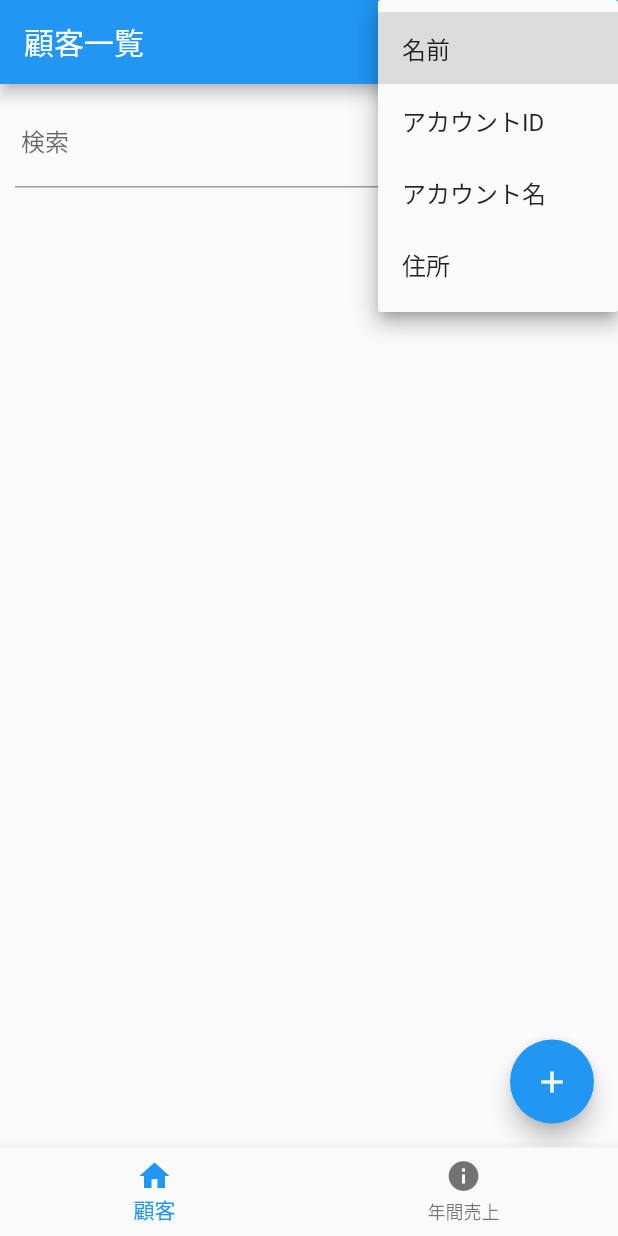
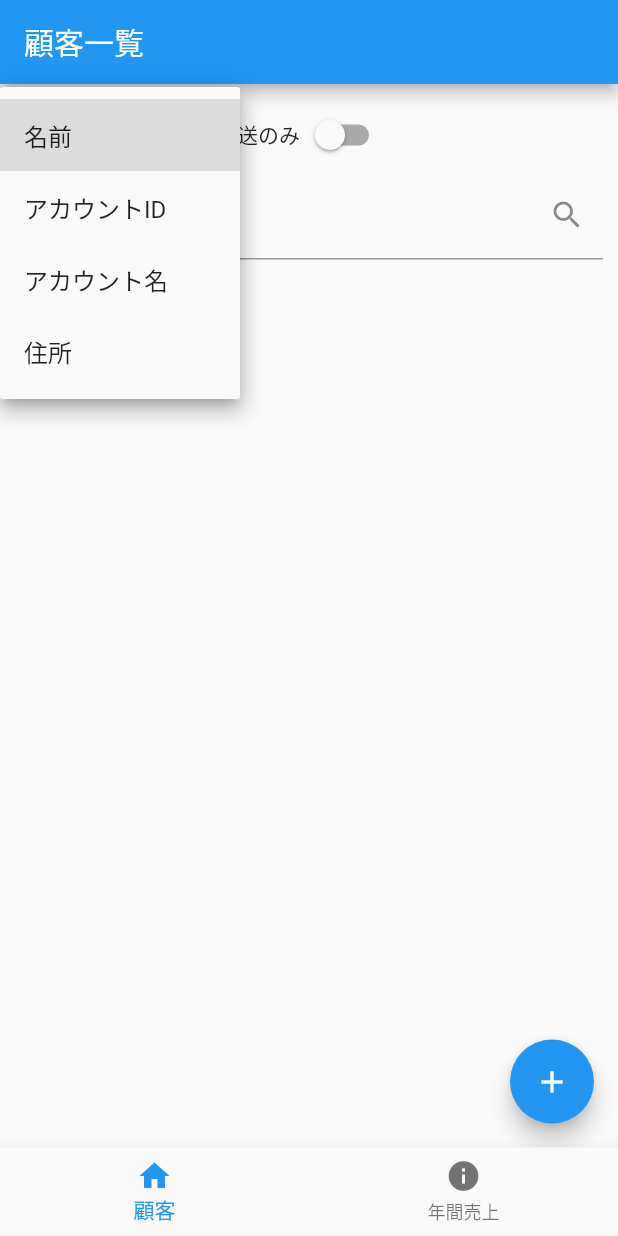
Before and after one commit to marokoro7636/CustomerManagement, a Flutter app: the screen it shows after launch, after a tap on "名前", on a phone screen of 412 x 824 dp. Run offline on Flutter 3.47's test engine with Material 2 defaults, Android fonts, the phone set to English and light mode, and no system bars; our stand-ins replace freezed_annotation, hooks_riverpod, sqflite; accounts and stored records are empty.

Commit message:
Add a switch to show only customers with a blank send date

```diff
--- a/lib/ui/customer_list/customer_list_screen.dart
+++ b/lib/ui/customer_list/customer_list_screen.dart
@@ -14,7 +14,13 @@ class CustomerListScreen extends HookConsumerWidget {
     return Scaffold(
       appBar: AppBar(
         title: const Text('顧客一覧'),
-        actions: [
+      ),
+      body: Padding(
+        padding: const EdgeInsets.all(10.0),
+        child: Column(
+          children: [
+            Row(
+              children: [
                 // 顧客の検索方法を選択
                 DropdownButton(
                   value: state.searchType,
@@ -38,12 +44,13 @@ class CustomerListScreen extends HookConsumerWidget {
                     ),
                   ],
                 ),
+                const Text('未発送のみ'),
+                Switch(
+                  value: state.onlyNotSend,
+                  onChanged: (value) => viewModel.changeSwitch(value),
+                ),
               ],
             ),
-      body: Padding(
-        padding: const EdgeInsets.all(10.0),
-        child: Column(
-          children: [
             TextField(
               decoration: const InputDecoration(
                 labelText: ' 検索',
--- a/lib/ui/customer_list/customer_list_state.dart
+++ b/lib/ui/customer_list/customer_list_state.dart
@@ -17,5 +17,6 @@ class CustomerListState with _$CustomerListState {
     @Default(SearchType.name) SearchType searchType,
     @Default([]) List<Customer> allCustomers,
     @Default([]) List<Customer> customers,
+    @Default(false) bool onlyNotSend,
   }) = _CustomerListState;
 }
--- a/lib/ui/customer_list/customer_list_viewmodel.dart
+++ b/lib/ui/customer_list/customer_list_viewmodel.dart
@@ -48,37 +48,46 @@ class CustomerListViewModel extends StateNotifier<CustomerListState> {
     search();
   }
 
+  void changeSwitch(bool value) {
+    state = state.copyWith(onlyNotSend: value);
+    search();
+  }
+
   void search() {
+    final List<Customer> allCustomers;
+    if (state.onlyNotSend) {
+      // 未発送の顧客のみを抜き出す
+      allCustomers = state.allCustomers.where((e) => !e.isSend).toList();
+    } else {
+      allCustomers = state.allCustomers;
+    }
+
     if (state.keyword.isEmpty) {
-      state = state.copyWith(customers: state.allCustomers);
+      state = state.copyWith(customers: allCustomers);
     } else {
       switch (state.searchType) {
         case SearchType.name:
           state = state.copyWith(
-              customers: state.allCustomers
-                  .where(
-                      (element) => element.name.contains(RegExp(state.keyword)))
+              customers: allCustomers
+                  .where((e) => e.name.contains(RegExp(state.keyword)))
                   .toList());
           break;
         case SearchType.accountId:
           state = state.copyWith(
-              customers: state.allCustomers
-                  .where((element) =>
-                      element.accountId.contains(RegExp(state.keyword)))
+              customers: allCustomers
+                  .where((e) => e.accountId.contains(RegExp(state.keyword)))
                   .toList());
           break;
         case SearchType.accountName:
           state = state.copyWith(
-              customers: state.allCustomers
-                  .where((element) =>
-                      element.accountName.contains(RegExp(state.keyword)))
+              customers: allCustomers
+                  .where((e) => e.accountName.contains(RegExp(state.keyword)))
                   .toList());
           break;
         case SearchType.address:
           state = state.copyWith(
-              customers: state.allCustomers
-                  .where((element) =>
-                      element.address.contains(RegExp(state.keyword)))
+              customers: allCustomers
+                  .where((e) => e.address.contains(RegExp(state.keyword)))
                   .toList());
           break;
       }
```
Also changed, not shown: lib/model/db/app_database.dart (+8 -5 lines), lib/ui/customer_list/customer_list_state.freezed.dart. Lines whose indentation alone changed are shown as unchanged.
